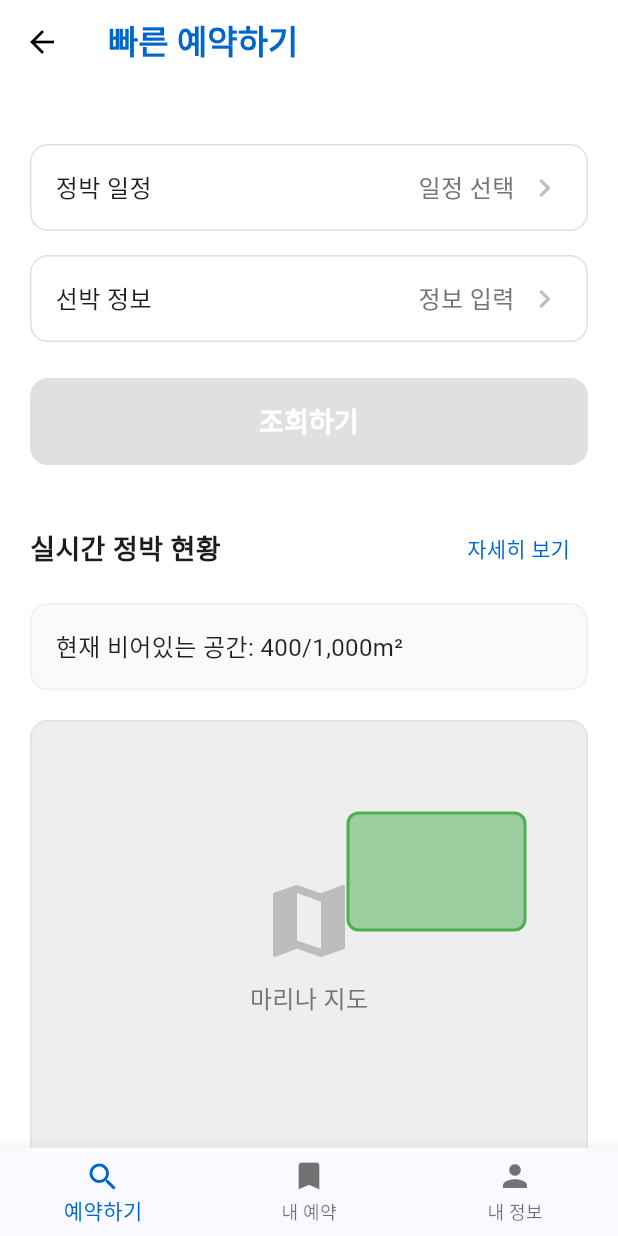
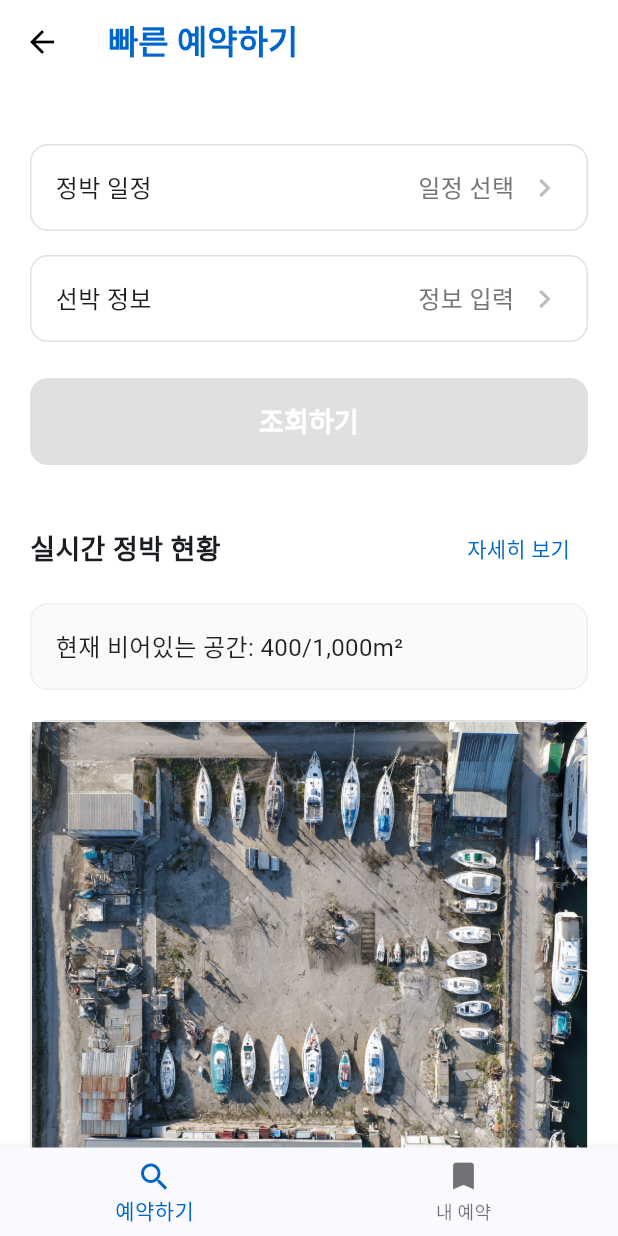
Before and after one commit to wildriver1105/allatonce, a Flutter app: the ReservationScreen screen opened directly, on a phone screen of 412 x 824 dp. Run offline on Flutter 3.47's test engine with Material 3 defaults, Android fonts, the phone set to English and light mode, and no system bars; our stand-ins replace file_picker, flutter_dotenv, flutter_svg, geolocator, google_maps_flutter, permission_handler and 1 more; missing offline and left inert: gpt_markdown; accounts and stored records are empty.

Commit message:
Is it any good

```diff
--- a/lib/screens/reservation.dart
+++ b/lib/screens/reservation.dart
@@ -1,6 +1,7 @@
 import 'package:flutter/material.dart';
 import '../constants/colors.dart';
 import '../widgets/schedule.dart';
+import 'my_reservations.dart';
 
 class ReservationScreen extends StatefulWidget {
   const ReservationScreen({super.key});
@@ -68,16 +69,19 @@ class _ReservationScreenState extends State<ReservationScreen> {
               ElevatedButton(
                 onPressed: selectedSchedule != null && boatInfo != null
                     ? () {
-                        // 조회하기 기능 구현
-                        ScaffoldMessenger.of(context).showSnackBar(
-                          const SnackBar(
-                            content: Text('예약 조회 중...'),
+                        // 내 예약 화면으로 이동
+                        Navigator.push(
+                          context,
+                          MaterialPageRoute(
+                            builder: (context) => const MyReservationsScreen(),
                           ),
                         );
                       }
                     : null,
                 style: ElevatedButton.styleFrom(
-                  backgroundColor: Colors.grey[400],
+                  backgroundColor: selectedSchedule != null && boatInfo != null
+                      ? const Color(0xff0088FF)
+                      : Colors.grey[300],
                   disabledBackgroundColor: Colors.grey[300],
                   padding: const EdgeInsets.symmetric(vertical: 16),
                   shape: RoundedRectangleBorder(
@@ -144,46 +148,9 @@ class _ReservationScreenState extends State<ReservationScreen> {
                   borderRadius: BorderRadius.circular(12),
                   border: Border.all(color: Colors.grey[300]!),
                 ),
-                child: Stack(
-                  children: [
-                    Center(
-                      child: Column(
-                        mainAxisAlignment: MainAxisAlignment.center,
-                        children: [
-                          Icon(
-                            Icons.map,
-                            size: 64,
-                            color: Colors.grey[400],
-                          ),
-                          const SizedBox(height: 8),
-                          Text(
-                            '마리나 지도',
-                            style: TextStyle(
-                              fontSize: 16,
-                              color: Colors.grey[600],
-                            ),
-                          ),
-                        ],
-                      ),
-                    ),
-                    // 비어있는 공간 표시 (초록색 영역)
-                    Positioned(
-                      right: 40,
-                      top: 60,
-                      child: Container(
-                        width: 120,
-                        height: 80,
-                        decoration: BoxDecoration(
-                          color: Colors.green.withOpacity(0.5),
-                          borderRadius: BorderRadius.circular(8),
-                          border: Border.all(
-                            color: Colors.green,
-                            width: 2,
-                          ),
-                        ),
-                      ),
-                    ),
-                  ],
+                child: Image.asset(
+                  'assets/images/marina.png',
+                  fit: BoxFit.cover,
                 ),
               ),
             ],
@@ -196,8 +163,12 @@ class _ReservationScreenState extends State<ReservationScreen> {
         onTap: (index) {
           if (index == 1) {
             // 내 예약 화면으로 이동
-          } else if (index == 2) {
-            // 내 정보 화면으로 이동
+            Navigator.push(
+              context,
+              MaterialPageRoute(
+                builder: (context) => const MyReservationsScreen(),
+              ),
+            );
           }
         },
         items: const [
@@ -208,10 +179,6 @@ class _ReservationScreenState extends State<ReservationScreen> {
           BottomNavigationBarItem(
             icon: Icon(Icons.bookmark),
             label: '내 예약',
-          ),
-          BottomNavigationBarItem(
-            icon: Icon(Icons.person),
-            label: '내 정보',
           ),
         ],
       ),
@@ -234,22 +201,35 @@ class _ReservationScreenState extends State<ReservationScreen> {
         child: Row(
           mainAxisAlignment: MainAxisAlignment.spaceBetween,
           children: [
-            Text(
+            Expanded(
+              child: Text(
                 label,
                 style: const TextStyle(
                   fontSize: 16,
                   fontWeight: FontWeight.w500,
                 ),
+                overflow: TextOverflow.ellipsis,
+                maxLines: 1,
               ),
-            Row(
+            ),
+            const SizedBox(width: 16), // 라벨과 값 사이 간격 추가
+            Expanded(
+              flex: 2,
+              child: Row(
+                mainAxisAlignment: MainAxisAlignment.end,
                 children: [
-                Text(
+                  Expanded(
+                    child: Text(
                       value,
                       style: TextStyle(
                         fontSize: 16,
                         color: value == '일정 선택' || value == '정보 입력'
                             ? Colors.grey[600]
                             : Colors.black87,
+                      ),
+                      overflow: TextOverflow.ellipsis,
+                      maxLines: 1,
+                      textAlign: TextAlign.right,
                     ),
                   ),
                   const SizedBox(width: 8),
@@ -258,6 +238,7 @@ class _ReservationScreenState extends State<ReservationScreen> {
                     color: Colors.grey[400],
                   ),
                 ],
+              ),
             ),
           ],
         ),
--- a/lib/widgets/schedule.dart
+++ b/lib/widgets/schedule.dart
@@ -161,6 +161,7 @@ class _ScheduleSelectionScreenState extends State<ScheduleSelectionScreen> {
             if (_showTimePicker) _buildTimePicker(),
             // 입력 완료 버튼
             Container(
+              width: double.infinity,
               padding: const EdgeInsets.all(20),
               decoration: BoxDecoration(
                 color: Colors.white,
@@ -191,7 +192,7 @@ class _ScheduleSelectionScreenState extends State<ScheduleSelectionScreen> {
                       }
                     : null,
                 style: ElevatedButton.styleFrom(
-                  backgroundColor: AppColors.primary,
+                  backgroundColor: Color(0xff0088FF),
                   padding: const EdgeInsets.symmetric(vertical: 16),
                   shape: RoundedRectangleBorder(
                     borderRadius: BorderRadius.circular(12),
```
Also changed, not shown: lib/screens/my_reservations.dart (added, +158 -0 lines). Lines whose indentation alone changed are shown as unchanged.
